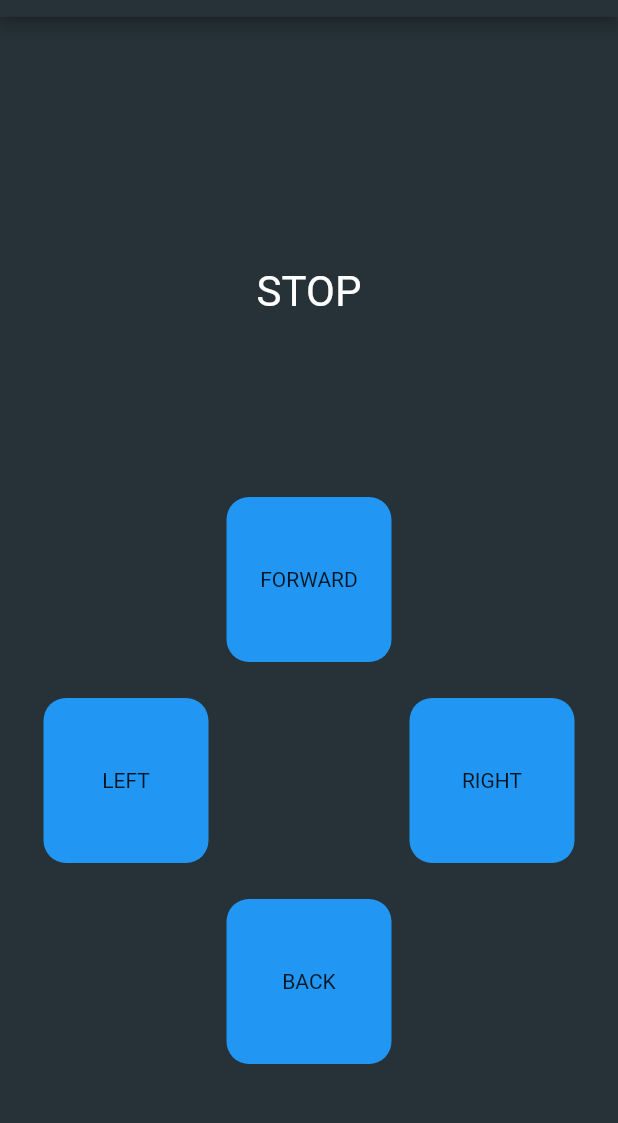
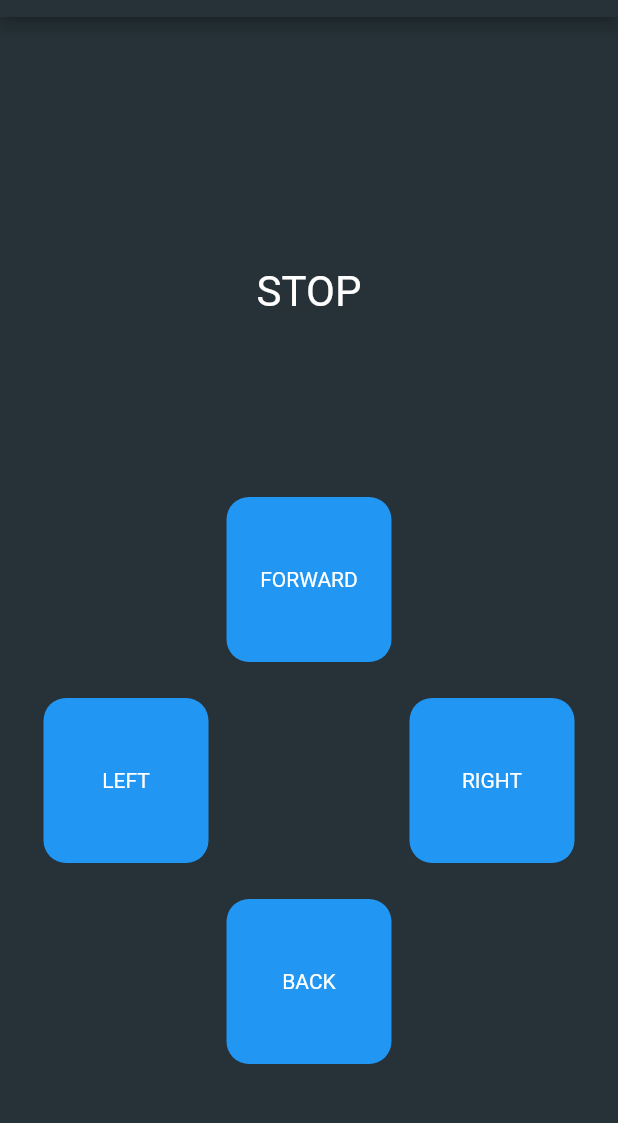
Before and after one commit to Lunatkaa/car_controller, a Flutter app: the screen it shows after launch, on a phone screen of 412 x 824 dp, the part 67-1190 px from its top. Run offline on Flutter 3.47's test engine with Material 2 defaults, Android fonts, the phone set to English and light mode, and no system bars.

Commit message:
chnaged text color to white

```diff
--- a/lib/controller.dart
+++ b/lib/controller.dart
@@ -15,6 +15,7 @@ class Controller extends StatelessWidget {
         ControllerButton(
           child: Text(
             'FORWARD',
+            style: TextStyle(color: Colors.white),
             // style: TextStyle(fontSize: 14),
           ),
           onTapDown: (e) => _changeText('FORWARD'),
@@ -26,6 +27,7 @@ class Controller extends StatelessWidget {
             ControllerButton(
               child: Text(
                 'LEFT',
+                style: TextStyle(color: Colors.white),
                 // style: TextStyle(fontSize: 14),
               ),
               onTapDown: (e) => _changeText('LEFT'),
@@ -38,6 +40,7 @@ class Controller extends StatelessWidget {
             ControllerButton(
               child: Text(
                 'RIGHT',
+                style: TextStyle(color: Colors.white),
                 // style: TextStyle(fontSize: 14),
               ),
               onTapDown: (e) => _changeText('RIGHT'),
@@ -48,6 +51,7 @@ class Controller extends StatelessWidget {
         ControllerButton(
           child: Text(
             'BACK',
+            style: TextStyle(color: Colors.white),
             // style: TextStyle(fontSize: 14),
           ),
           onTapDown: (e) => _changeText('BACK'),
```
